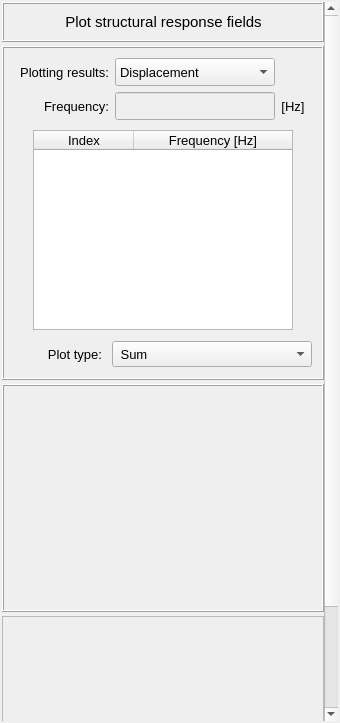
Before: the Qt Designer form vibra/interface/data/ui_files/plots/structural/structural_response_fields_inputs.ui in MOPT-UFSC/VIBRA, drawn with Qt 5.
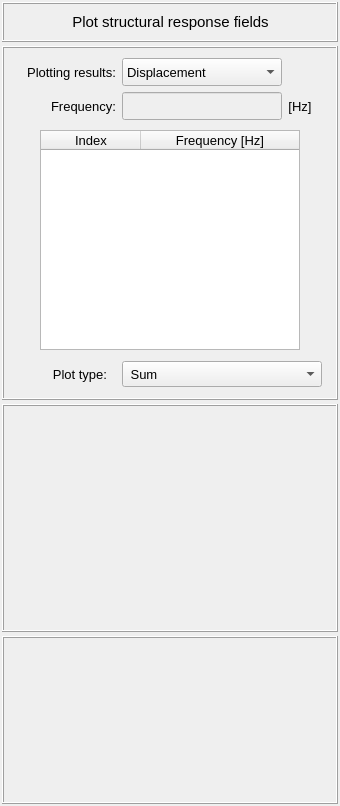
After: the same form once the commit is applied.

Patch:
```diff
--- a/vibra/interface/data/ui_files/plots/structural/structural_response_fields_inputs.ui
+++ b/vibra/interface/data/ui_files/plots/structural/structural_response_fields_inputs.ui
@@ -7,7 +7,7 @@
     <x>0</x>
     <y>0</y>
     <width>340</width>
-    <height>723</height>
+    <height>806</height>
    </rect>
   </property>
   <property name="maximumSize">
@@ -48,8 +48,8 @@
        <rect>
         <x>0</x>
         <y>0</y>
-        <width>322</width>
-        <height>842</height>
+        <width>336</width>
+        <height>802</height>
        </rect>
       </property>
       <layout class="QGridLayout" name="gridLayout_6">
@@ -76,11 +76,17 @@
          <property name="minimumSize">
           <size>
            <width>0</width>
-           <height>228</height>
+           <height>168</height>
+          </size>
+         </property>
+         <property name="maximumSize">
+          <size>
+           <width>16777215</width>
+           <height>168</height>
           </size>
          </property>
          <property name="frameShape">
-          <enum>QFrame::Shape::StyledPanel</enum>
+          <enum>QFrame::Shape::Box</enum>
          </property>
          <property name="frameShadow">
           <enum>QFrame::Shadow::Raised</enum>
```
